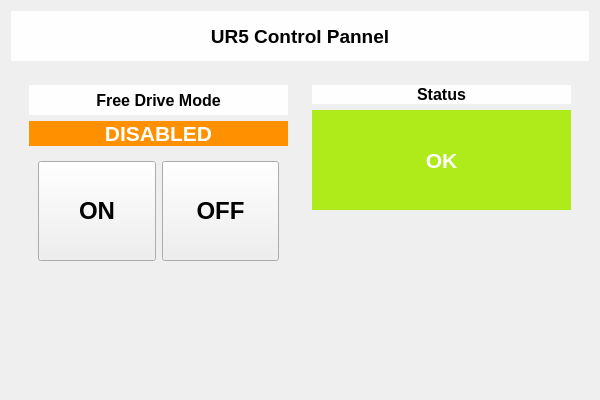
Qt form ur_driver/ur_status.ui (ready-robotics/universal_robot) before a commit.
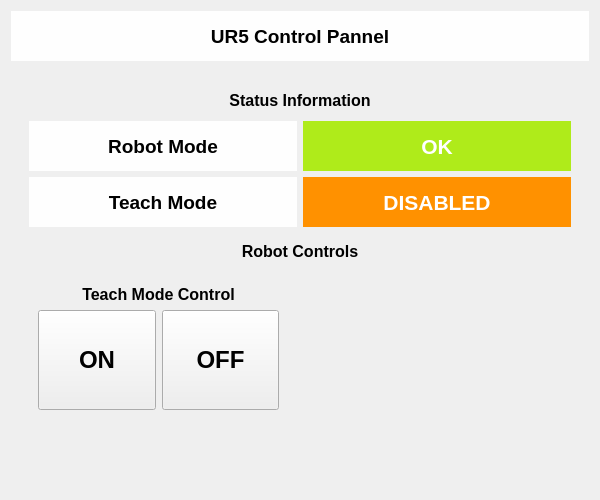
The same form after that commit.

Commit message: rearranged the interface, now need a servo activate service

Patch:
```diff
--- a/ur_driver/ur_status.ui
+++ b/ur_driver/ur_status.ui
@@ -7,13 +7,13 @@
     <x>0</x>
     <y>0</y>
     <width>600</width>
-    <height>400</height>
+    <height>500</height>
    </rect>
   </property>
   <property name="minimumSize">
    <size>
     <width>600</width>
-    <height>400</height>
+    <height>500</height>
    </size>
   </property>
   <property name="windowTitle">
@@ -55,14 +55,26 @@
    <item>
     <widget class="QWidget" name="widget" native="true">
      <layout class="QGridLayout" name="gridLayout">
-      <item row="0" column="1">
-       <widget class="QWidget" name="widget_3" native="true">
-        <layout class="QVBoxLayout" name="verticalLayout_3">
-         <item>
+      <item row="0" column="0" colspan="2">
+       <widget class="QWidget" name="widget_5" native="true">
+        <layout class="QGridLayout" name="gridLayout_3">
+         <item row="1" column="0">
           <widget class="QLabel" name="label_3">
+           <property name="minimumSize">
+            <size>
+             <width>0</width>
+             <height>50</height>
+            </size>
+           </property>
+           <property name="maximumSize">
+            <size>
+             <width>16777215</width>
+             <height>50</height>
+            </size>
+           </property>
            <property name="font">
             <font>
-             <pointsize>12</pointsize>
+             <pointsize>14</pointsize>
              <weight>75</weight>
              <bold>true</bold>
             </font>
@@ -71,19 +83,60 @@
             <string notr="true">background-color:#fefefe</string>
            </property>
            <property name="text">
-            <string>Status</string>
+            <string>Robot Mode</string>
            </property>
            <property name="alignment">
             <set>Qt::AlignCenter</set>
            </property>
           </widget>
          </item>
-         <item>
+         <item row="2" column="1">
+          <widget class="QLabel" name="enable_label">
+           <property name="minimumSize">
+            <size>
+             <width>0</width>
+             <height>50</height>
+            </size>
+           </property>
+           <property name="maximumSize">
+            <size>
+             <width>16777215</width>
+             <height>50</height>
+            </size>
+           </property>
+           <property name="font">
+            <font>
+             <pointsize>16</pointsize>
+             <weight>75</weight>
+             <bold>true</bold>
+            </font>
+           </property>
+           <property name="styleSheet">
+            <string notr="true">background-color:#FF9100;color:#ffffff</string>
+           </property>
+           <property name="lineWidth">
+            <number>1</number>
+           </property>
+           <property name="text">
+            <string>DISABLED</string>
+           </property>
+           <property name="alignment">
+            <set>Qt::AlignCenter</set>
+           </property>
+          </widget>
+         </item>
+         <item row="1" column="1">
           <widget class="QLabel" name="status_label">
            <property name="minimumSize">
             <size>
              <width>0</width>
-             <height>100</height>
+             <height>50</height>
+            </size>
+           </property>
+           <property name="maximumSize">
+            <size>
+             <width>16777215</width>
+             <height>50</height>
             </size>
            </property>
            <property name="font">
@@ -104,6 +157,73 @@
            </property>
           </widget>
          </item>
+         <item row="2" column="0">
+          <widget class="QLabel" name="label_2">
+           <property name="minimumSize">
+            <size>
+             <width>0</width>
+             <height>50</height>
+            </size>
+           </property>
+           <property name="maximumSize">
+            <size>
+             <width>16777215</width>
+             <height>50</height>
+            </size>
+           </property>
+           <property name="font">
+            <font>
+             <pointsize>14</pointsize>
+             <weight>75</weight>
+             <bold>true</bold>
+            </font>
+           </property>
+           <property name="styleSheet">
+            <string notr="true">background-color:#fefefe</string>
+           </property>
+           <property name="text">
+            <string>Teach Mode</string>
+           </property>
+           <property name="alignment">
+            <set>Qt::AlignCenter</set>
+           </property>
+          </widget>
+         </item>
+         <item row="0" column="0" colspan="2">
+          <widget class="QLabel" name="label_4">
+           <property name="minimumSize">
+            <size>
+             <width>0</width>
+             <height>30</height>
+            </size>
+           </property>
+           <property name="maximumSize">
+            <size>
+             <width>16777215</width>
+             <height>30</height>
+            </size>
+           </property>
+           <property name="font">
+            <font>
+             <pointsize>12</pointsize>
+             <weight>75</weight>
+             <bold>true</bold>
+            </font>
+           </property>
+           <property name="text">
+            <string>Status Information</string>
+           </property>
+           <property name="alignment">
+            <set>Qt::AlignCenter</set>
+           </property>
+          </widget>
+         </item>
+        </layout>
+       </widget>
+      </item>
+      <item row="2" column="1">
+       <widget class="QWidget" name="widget_3" native="true">
+        <layout class="QVBoxLayout" name="verticalLayout_3">
          <item>
           <spacer name="verticalSpacer_2">
            <property name="orientation">
@@ -112,7 +232,7 @@
            <property name="sizeHint" stdset="0">
             <size>
              <width>20</width>
-             <height>51</height>
+             <height>196</height>
             </size>
            </property>
           </spacer>
@@ -124,77 +244,36 @@
         <zorder>status_label</zorder>
        </widget>
       </item>
-      <item row="0" column="0">
+      <item row="2" column="0">
        <widget class="QWidget" name="widget_2" native="true">
         <property name="styleSheet">
          <string notr="true"/>
         </property>
         <layout class="QVBoxLayout" name="verticalLayout_2">
-         <item>
-          <widget class="QLabel" name="label_2">
-           <property name="minimumSize">
-            <size>
-             <width>0</width>
-             <height>30</height>
-            </size>
-           </property>
-           <property name="maximumSize">
-            <size>
-             <width>16777215</width>
-             <height>30</height>
-            </size>
-           </property>
-           <property name="font">
-            <font>
-             <pointsize>12</pointsize>
-             <weight>75</weight>
-             <bold>true</bold>
-            </font>
-           </property>
-           <property name="styleSheet">
-            <string notr="true">background-color:#fefefe</string>
-           </property>
-           <property name="text">
-            <string>Free Drive Mode</string>
-           </property>
-           <property name="alignment">
-            <set>Qt::AlignCenter</set>
-           </property>
-          </widget>
-         </item>
-         <item>
-          <widget class="QLabel" name="enable_label">
-           <property name="maximumSize">
-            <size>
-             <width>16777215</width>
-             <height>100</height>
-            </size>
-           </property>
-           <property name="font">
-            <font>
-             <pointsize>16</pointsize>
-             <weight>75</weight>
-             <bold>true</bold>
-            </font>
-           </property>
-           <property name="styleSheet">
-            <string notr="true">background-color:#FF9100;color:#ffffff</string>
-           </property>
-           <property name="lineWidth">
-            <number>1</number>
-           </property>
-           <property name="text">
-            <string>DISABLED</string>
-           </property>
-           <property name="alignment">
-            <set>Qt::AlignCenter</set>
-           </property>
-          </widget>
-         </item>
          <item>
           <widget class="QWidget" name="widget_4" native="true">
+           <property name="styleSheet">
+            <string notr="true"/>
+           </property>
            <layout class="QGridLayout" name="gridLayout_2">
-            <item row="0" column="0">
+            <item row="0" column="0" colspan="2">
+             <widget class="QLabel" name="label_5">
+              <property name="font">
+               <font>
+                <pointsize>12</pointsize>
+                <weight>75</weight>
+                <bold>true</bold>
+               </font>
+              </property>
+              <property name="text">
+               <string>Teach Mode Control</string>
+              </property>
+              <property name="alignment">
+               <set>Qt::AlignCenter</set>
+              </property>
+             </widget>
+            </item>
+            <item row="1" column="0">
              <widget class="QPushButton" name="enable_btn">
               <property name="minimumSize">
                <size>
@@ -209,12 +288,15 @@
                 <bold>true</bold>
                </font>
               </property>
+              <property name="styleSheet">
+               <string notr="true"/>
+              </property>
               <property name="text">
                <string>ON</string>
               </property>
              </widget>
             </item>
-            <item row="0" column="1">
+            <item row="1" column="1">
              <widget class="QPushButton" name="disable_btn">
               <property name="minimumSize">
                <size>
@@ -229,6 +311,9 @@
                 <bold>true</bold>
                </font>
               </property>
+              <property name="styleSheet">
+               <string notr="true"/>
+              </property>
               <property name="text">
                <string>OFF</string>
               </property>
@@ -237,25 +322,42 @@
            </layout>
           </widget>
          </item>
+         <item>
+          <spacer name="verticalSpacer">
+           <property name="orientation">
+            <enum>Qt::Vertical</enum>
+           </property>
+           <property name="sizeHint" stdset="0">
+            <size>
+             <width>20</width>
+             <height>40</height>
+            </size>
+           </property>
+          </spacer>
+         </item>
         </layout>
        </widget>
       </item>
+      <item row="1" column="0" colspan="2">
+       <widget class="QLabel" name="label_6">
+        <property name="font">
+         <font>
+          <pointsize>12</pointsize>
+          <weight>75</weight>
+          <bold>true</bold>
+         </font>
+        </property>
+        <property name="text">
+         <string>Robot Controls</string>
+        </property>
+        <property name="alignment">
+         <set>Qt::AlignCenter</set>
+        </property>
+       </widget>
+      </item>
      </layout>
     </widget>
    </item>
-   <item>
-    <spacer name="verticalSpacer">
-     <property name="orientation">
-      <enum>Qt::Vertical</enum>
-     </property>
-     <property name="sizeHint" stdset="0">
-      <size>
-       <width>20</width>
-       <height>40</height>
-      </size>
-     </property>
-    </spacer>
-   </item>
   </layout>
  </widget>
  <resources/>
```
Left out of the diff: 2 changed lines with no effect on the pictures. The commit also changes 2 other files.
